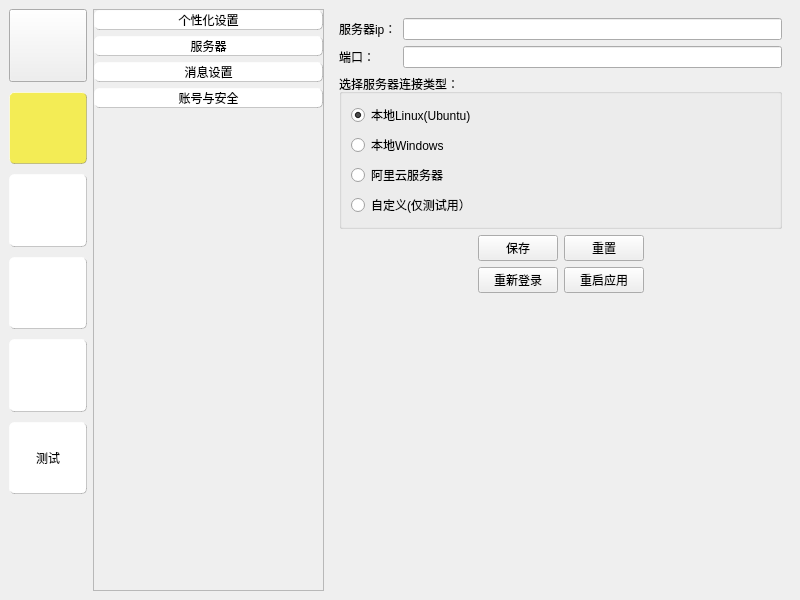
Qt form mainwindow.ui (hohohhhho/QU) before a commit.
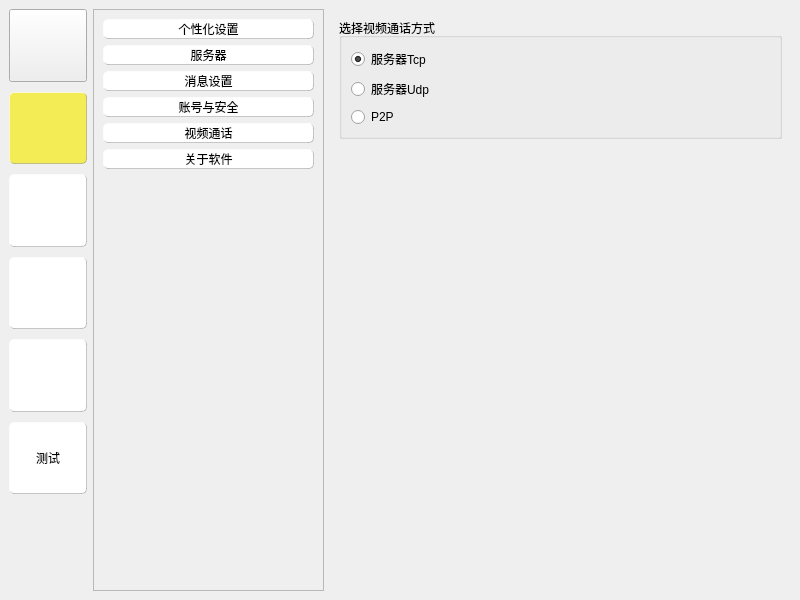
The same form after that commit. The open tabs and pages were chosen to show the change. Icons and pictures are not drawn. Custom widgets are drawn as their Qt base class.

Commit message: 更新检查程序版本，拉取最新版软件的功能

```diff
--- a/mainwindow.ui
+++ b/mainwindow.ui
@@ -605,25 +605,11 @@
               <rect>
                <x>0</x>
                <y>0</y>
-               <width>64</width>
-               <height>98</height>
+               <width>228</width>
+               <height>578</height>
               </rect>
              </property>
              <layout class="QVBoxLayout" name="verticalLayout_10">
-              <property name="leftMargin">
-               <number>0</number>
-              </property>
-              <property name="topMargin">
-               <number>0</number>
-              </property>
-              <property name="rightMargin">
-               <number>0</number>
-              </property>
-              <property name="bottomMargin">
-               <number>0</number>
-              </property>
-              <item>
-               <layout class="QVBoxLayout" name="vl_set">
                 <item>
                  <widget class="QPushButton" name="btn_custom">
                   <property name="styleSheet">
@@ -744,6 +730,66 @@
                   </property>
                  </widget>
                 </item>
+              <item>
+               <widget class="QPushButton" name="btn_video_call">
+                <property name="styleSheet">
+                 <string notr="true">QPushButton{
+	background-color:rgb(255,255,255);
+	border: 1px solid rgb(255, 255, 255);
+	border-top-color: rgba(255, 255, 255, 0.6);
+    border-left-color: rgba(255, 255, 255, 0.6);
+    border-right-color: rgba(0, 0, 0, 0.2);
+    border-bottom-color: rgba(0, 0, 0, 0.2);
+	border-radius: 5px;
+}
+QPushButton:checked{
+	background-color:rgba(244,234,42,200);
+	border: 1px solid rgba(244, 234, 42, 200);
+	border-top-color: rgba(255, 255, 255, 0.6);
+    border-left-color: rgba(255, 255, 255, 0.6);
+    border-right-color: rgba(0, 0, 0, 0.2);
+    border-bottom-color: rgba(0, 0, 0, 0.2);
+	border-radius: 5px;
+}</string>
+                </property>
+                <property name="text">
+                 <string>视频通话</string>
+                </property>
+                <property name="checkable">
+                 <bool>true</bool>
+                </property>
+               </widget>
+              </item>
+              <item>
+               <widget class="QPushButton" name="btn_about">
+                <property name="styleSheet">
+                 <string notr="true">QPushButton{
+	background-color:rgb(255,255,255);
+	border: 1px solid rgb(255, 255, 255);
+	border-top-color: rgba(255, 255, 255, 0.6);
+    border-left-color: rgba(255, 255, 255, 0.6);
+    border-right-color: rgba(0, 0, 0, 0.2);
+    border-bottom-color: rgba(0, 0, 0, 0.2);
+	border-radius: 5px;
+}
+QPushButton:checked{
+	background-color:rgba(244,234,42,200);
+	border: 1px solid rgba(244, 234, 42, 200);
+	border-top-color: rgba(255, 255, 255, 0.6);
+    border-left-color: rgba(255, 255, 255, 0.6);
+    border-right-color: rgba(0, 0, 0, 0.2);
+    border-bottom-color: rgba(0, 0, 0, 0.2);
+	border-radius: 5px;
+}</string>
+                </property>
+                <property name="text">
+                 <string>关于软件</string>
+                </property>
+                <property name="checkable">
+                 <bool>true</bool>
+                </property>
+               </widget>
+              </item>
                 <item>
                  <spacer name="verticalSpacer_7">
                   <property name="orientation">
@@ -752,12 +798,10 @@
                   <property name="sizeHint" stdset="0">
                    <size>
                     <width>20</width>
-                    <height>408</height>
+                  <height>413</height>
                    </size>
                   </property>
                  </spacer>
-                </item>
-               </layout>
               </item>
              </layout>
             </widget>
@@ -1052,6 +1096,94 @@
              </layout>
             </widget>
             <widget class="QWidget" name="page_set_msg"/>
+            <widget class="QWidget" name="page_set_about">
+             <layout class="QVBoxLayout" name="verticalLayout_16">
+              <item>
+               <widget class="QLabel" name="label_current_version">
+                <property name="text">
+                 <string>当前版本：</string>
+                </property>
+               </widget>
+              </item>
+              <item>
+               <widget class="QLabel" name="label_latest_version">
+                <property name="text">
+                 <string>最新版本：</string>
+                </property>
+               </widget>
+              </item>
+              <item>
+               <widget class="QPushButton" name="btn_update">
+                <property name="text">
+                 <string>拉取最新安装包</string>
+                </property>
+               </widget>
+              </item>
+              <item>
+               <spacer name="verticalSpacer_10">
+                <property name="orientation">
+                 <enum>Qt::Orientation::Vertical</enum>
+                </property>
+                <property name="sizeHint" stdset="0">
+                 <size>
+                  <width>20</width>
+                  <height>485</height>
+                 </size>
+                </property>
+               </spacer>
+              </item>
+             </layout>
+            </widget>
+            <widget class="QWidget" name="page_set_video_call">
+             <layout class="QVBoxLayout" name="verticalLayout_18">
+              <item>
+               <widget class="QGroupBox" name="groupBox_3">
+                <property name="title">
+                 <string>选择视频通话方式</string>
+                </property>
+                <layout class="QVBoxLayout" name="verticalLayout_17">
+                 <item>
+                  <widget class="QRadioButton" name="radio_call_tcp">
+                   <property name="text">
+                    <string>服务器Tcp</string>
+                   </property>
+                   <property name="checked">
+                    <bool>true</bool>
+                   </property>
+                  </widget>
+                 </item>
+                 <item>
+                  <widget class="QRadioButton" name="radio_call_udp">
+                   <property name="text">
+                    <string>服务器Udp</string>
+                   </property>
+                  </widget>
+                 </item>
+                 <item>
+                  <widget class="QRadioButton" name="radio_call_p2p">
+                   <property name="text">
+                    <string>P2P</string>
+                   </property>
+                  </widget>
+                 </item>
+                </layout>
+               </widget>
+              </item>
+              <item>
+               <spacer name="verticalSpacer_11">
+                <property name="orientation">
+                 <enum>Qt::Orientation::Vertical</enum>
+                </property>
+                <property name="sizeHint" stdset="0">
+                 <size>
+                  <width>20</width>
+                  <height>433</height>
+                 </size>
+                </property>
+               </spacer>
+              </item>
+             </layout>
+            </widget>
             <widget class="QWidget" name="page_set_null"/>
            </widget>
           </item>
@@ -1235,16 +1367,16 @@
   </widget>
  </widget>
  <customwidgets>
-  <customwidget>
-   <class>MyHintPushButton</class>
-   <extends>QPushButton</extends>
-   <header>myhintpushbutton.h</header>
-  </customwidget>
   <customwidget>
    <class>Profile</class>
    <extends>QPushButton</extends>
    <header>profile.h</header>
   </customwidget>
+  <customwidget>
+   <class>MyHintPushButton</class>
+   <extends>QPushButton</extends>
+   <header>myhintpushbutton.h</header>
+  </customwidget>
   <customwidget>
    <class>RedPointButton</class>
    <extends>QPushButton</extends>
```
Left out of the diff: 18 changed lines with no effect on the pictures. Lines whose indentation alone changed are shown as unchanged. The commit also changes 135 other files.
